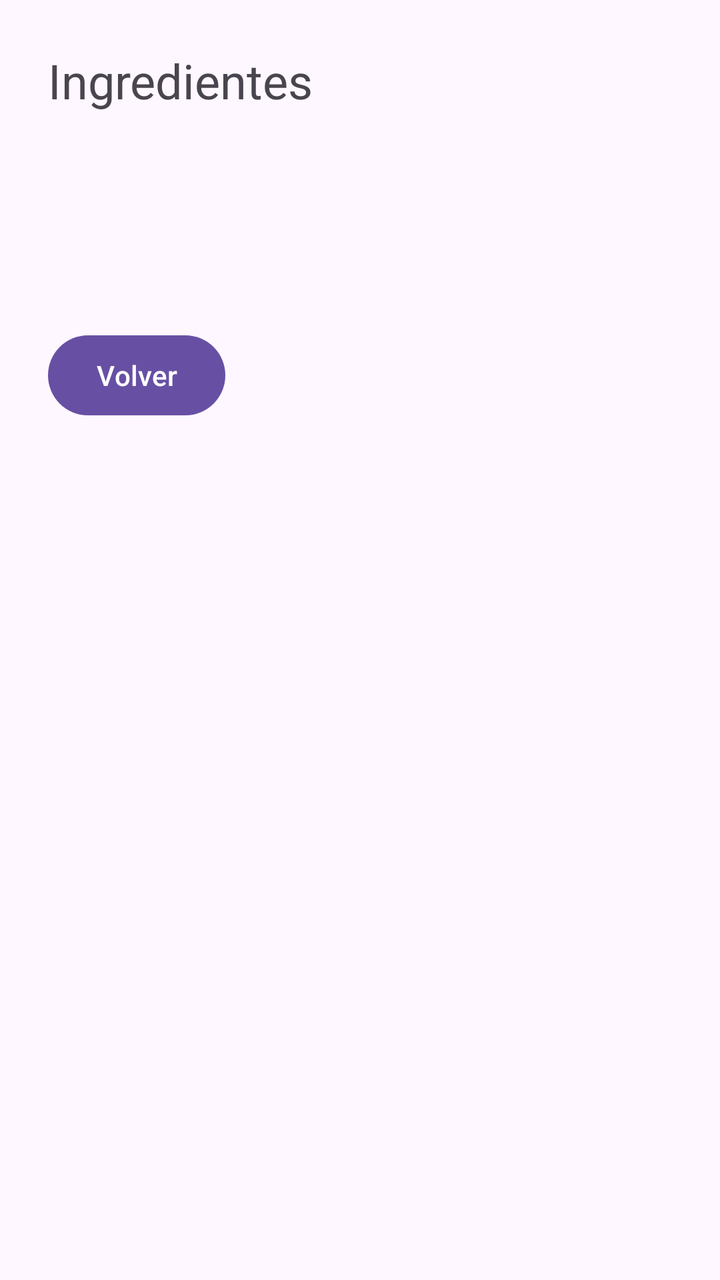
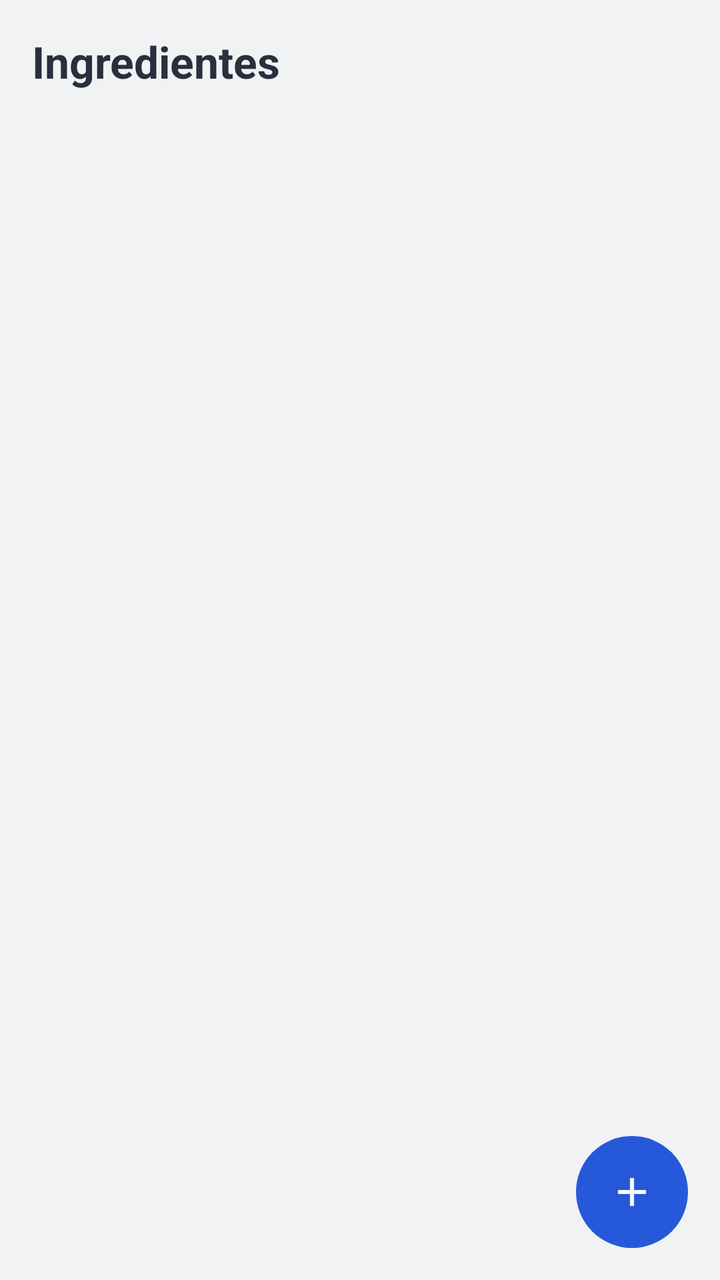

Before-and-after screenshots of an Android layout around one commit, followed by the original layout XML and the change that was made.
<!-- AndroidManifest.xml: application theme Theme.MenuCompras -->
<!-- res/layout/activity_ingredientes.xml -->
<?xml version="1.0" encoding="utf-8"?>
<LinearLayout xmlns:android="http://schemas.android.com/apk/res/android"
    android:layout_width="match_parent"
    android:layout_height="match_parent"
    android:orientation="vertical"
    android:padding="24dp">

    <TextView
        android:id="@+id/txtTituloIngredientes"
        android:layout_width="wrap_content"
        android:layout_height="wrap_content"
        android:text="Ingredientes"
        android:textSize="24sp"
        android:layout_marginBottom="16dp" />

    <TextView
        android:id="@+id/txtMensajeIngredientes"
        android:layout_width="wrap_content"
        android:layout_height="wrap_content"
        android:textSize="16sp"
        android:layout_marginBottom="24dp" />

    <TextView
        android:id="@+id/txtListaIngredientes"
        android:layout_width="wrap_content"
        android:layout_height="wrap_content"
        android:textSize="16sp"
        android:layout_marginBottom="24dp" />

    <Button
        android:id="@+id/btnVolverIngredientes"
        android:layout_width="wrap_content"
        android:layout_height="wrap_content"
        android:text="Volver" />

</LinearLayout>
<!-- resources referenced by this layout -->
<resources>
  <style name="Theme.MenuCompras" parent="Base.Theme.MenuCompras" />
  <style name="Base.Theme.MenuCompras" parent="Theme.Material3.DayNight.NoActionBar">
          
          
      </style>
</resources>

<!-- the commit's change to res/layout/activity_ingredientes.xml (unified diff, before → after) -->
@@ -1,36 +1,43 @@
 <?xml version="1.0" encoding="utf-8"?>
-<LinearLayout xmlns:android="http://schemas.android.com/apk/res/android"
+<FrameLayout xmlns:android="http://schemas.android.com/apk/res/android"
     android:layout_width="match_parent"
     android:layout_height="match_parent"
-    android:orientation="vertical"
-    android:padding="24dp">
+    android:background="@color/mc_bg">
 
-    <TextView
-        android:id="@+id/txtTituloIngredientes"
-        android:layout_width="wrap_content"
-        android:layout_height="wrap_content"
-        android:text="Ingredientes"
-        android:textSize="24sp"
-        android:layout_marginBottom="16dp" />
+    <LinearLayout
+        android:layout_width="match_parent"
+        android:layout_height="match_parent"
+        android:orientation="vertical">
 
-    <TextView
-        android:id="@+id/txtMensajeIngredientes"
-        android:layout_width="wrap_content"
-        android:layout_height="wrap_content"
-        android:textSize="16sp"
-        android:layout_marginBottom="24dp" />
+        <TextView
+            android:layout_width="wrap_content"
+            android:layout_height="wrap_content"
+            android:text="Ingredientes"
+            android:textColor="@color/mc_ink"
+            android:textSize="22sp"
+            android:textStyle="bold"
+            android:padding="16dp" />
 
-    <TextView
-        android:id="@+id/txtListaIngredientes"
-        android:layout_width="wrap_content"
-        android:layout_height="wrap_content"
-        android:textSize="16sp"
-        android:layout_marginBottom="24dp" />
+        <androidx.recyclerview.widget.RecyclerView
+            android:id="@+id/rv_ingredientes"
+            android:layout_width="match_parent"
+            android:layout_height="0dp"
+            android:layout_weight="1"
+            android:paddingHorizontal="16dp"
+            android:paddingTop="4dp"
+            android:clipToPadding="false" />
 
-    <Button
-        android:id="@+id/btnVolverIngredientes"
-        android:layout_width="wrap_content"
-        android:layout_height="wrap_content"
-        android:text="Volver" />
+    </LinearLayout>
 
-</LinearLayout>
+    <ImageButton
+        android:id="@+id/fab_nuevo"
+        android:layout_width="56dp"
+        android:layout_height="56dp"
+        android:layout_gravity="bottom|end"
+        android:layout_margin="16dp"
+        android:background="@drawable/bg_fab"
+        android:src="@drawable/ic_add"
+        android:scaleType="center"
+        android:contentDescription="Nuevo ingrediente" />
+
+</FrameLayout>
<!-- resource entries referenced after the edit -->
@@ -1,6 +1,27 @@
 <!-- resources referenced by this layout -->
 <resources>
+  <color name="mc_bg">#F1F2F4</color>
+  <color name="mc_ink">#292F3D</color>
+  <!-- drawable bg_fab (drawable) -->
+  <?xml version="1.0" encoding="utf-8"?>
+  <shape xmlns:android="http://schemas.android.com/apk/res/android"
+      android:shape="oval">
+      <solid android:color="@color/mc_accent" />
+  </shape>
+  <!-- drawable ic_add (drawable) -->
+  <?xml version="1.0" encoding="utf-8"?>
+  <vector xmlns:android="http://schemas.android.com/apk/res/android"
+      android:width="24dp"
+      android:height="24dp"
+      android:viewportWidth="24"
+      android:viewportHeight="24">
+      <path
+          android:fillColor="@color/mc_accent_ink"
+          android:pathData="M11,5 h2 v6 h6 v2 h-6 v6 h-2 v-6 h-6 v-2 h6 z" />
+  </vector>
   <style name="Theme.MenuCompras" parent="Base.Theme.MenuCompras" />
+  <color name="mc_accent">#2659D9</color>
+  <color name="mc_accent_ink">#FFFFFF</color>
   <style name="Base.Theme.MenuCompras" parent="Theme.Material3.DayNight.NoActionBar">
           
           
